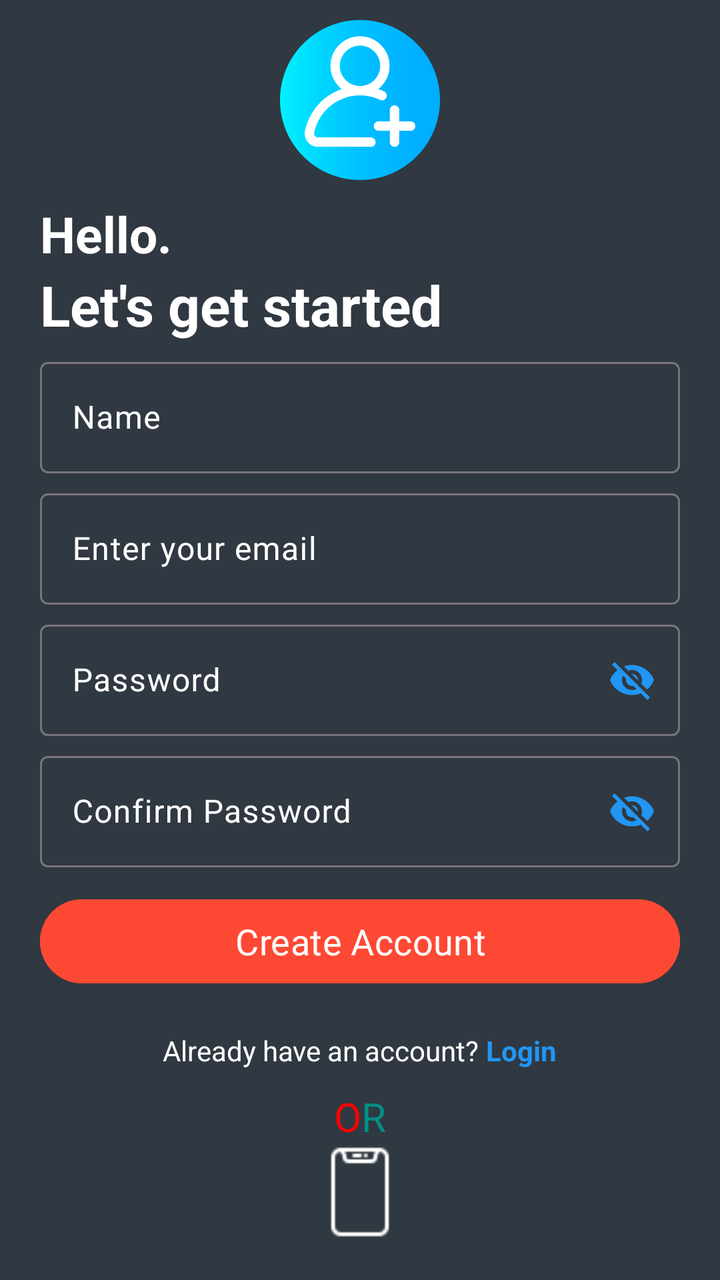
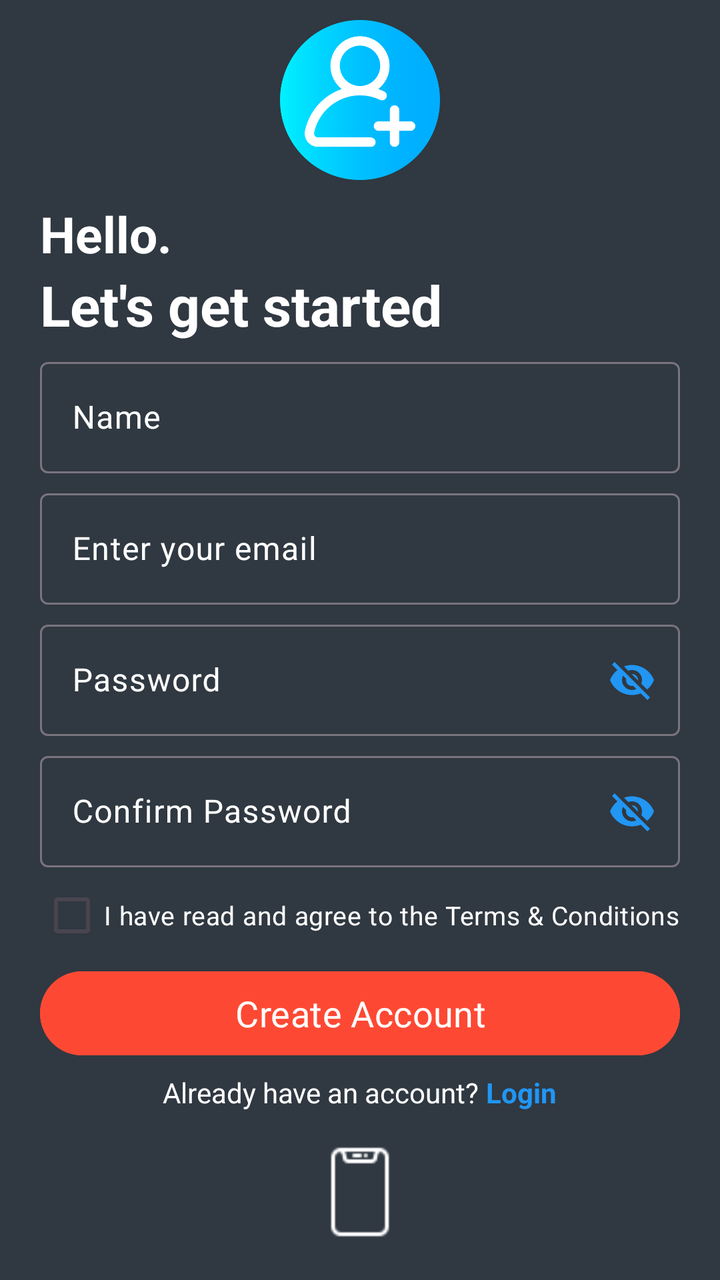

Before-and-after screenshots of an Android layout around one commit, followed by the original layout XML and the change that was made.
<!-- AndroidManifest.xml: application theme Theme.LifePluse -->
<!-- res/layout/activity_sign_up.xml -->
<?xml version="1.0" encoding="utf-8"?>
<RelativeLayout xmlns:android="http://schemas.android.com/apk/res/android"
    xmlns:app="http://schemas.android.com/apk/res-auto"
    xmlns:tools="http://schemas.android.com/tools"
    android:layout_width="match_parent"
    android:layout_height="match_parent"
    android:background="@color/singinsignup_bg"
    tools:context=".activity.SignUp">


    <ImageView
        android:id="@+id/sign_up_icon"
        android:layout_width="80dp"
        android:layout_height="80dp"
        android:layout_centerHorizontal="true"
        android:layout_marginVertical="10dp"
        android:src="@drawable/sign_up" />

    <LinearLayout
        android:id="@+id/hello_text"
        android:layout_width="match_parent"
        android:layout_height="wrap_content"
        android:layout_below="@id/sign_up_icon"
        android:layout_marginLeft="20dp"
        android:layout_marginRight="20dp"
        android:orientation="vertical">

        <TextView
            android:layout_width="match_parent"
            android:layout_height="wrap_content"
            android:text="Hello."
            android:textColor="@color/white"
            android:textSize="25sp"
            android:textStyle="bold" />

        <TextView
            android:layout_width="match_parent"
            android:layout_height="wrap_content"
            android:text="Let's get started"
            android:textColor="@color/white"
            android:textSize="28sp"
            android:textStyle="bold" />

    </LinearLayout>

    <LinearLayout
        android:id="@+id/form_layout"
        android:layout_width="match_parent"
        android:layout_height="wrap_content"
        android:layout_below="@id/hello_text"
        android:layout_marginLeft="20dp"
        android:layout_marginRight="20dp"
        android:orientation="vertical">


        <com.google.android.material.textfield.TextInputLayout
            android:id="@+id/nameinputlayoutId"
            android:layout_width="match_parent"
            android:layout_height="wrap_content"
            android:elevation="20dp"
            android:hint="Name"
            android:textColorHint="@color/white"
            app:hintTextAppearance="@style/TextAppearance.AppCompat.Large">

            <com.google.android.material.textfield.TextInputEditText
                android:id="@+id/nameEd"
                android:layout_width="match_parent"
                android:layout_height="wrap_content"
                android:inputType="textPersonName"
                android:textColor="@color/white" />


        </com.google.android.material.textfield.TextInputLayout>


        <com.google.android.material.textfield.TextInputLayout
            android:id="@+id/emailinputlayoutId"
            android:layout_width="match_parent"
            android:layout_height="wrap_content"
            android:elevation="20dp"
            android:hint="Enter your email"
            android:textColorHint="@color/white"
            app:hintTextAppearance="@style/TextAppearance.AppCompat.Large">

            <com.google.android.material.textfield.TextInputEditText
                android:id="@+id/emailEd"
                android:layout_width="match_parent"
                android:layout_height="wrap_content"
                android:inputType="textPersonName"
                android:textColor="@color/white" />


        </com.google.android.material.textfield.TextInputLayout>


        <com.google.android.material.textfield.TextInputLayout
            android:id="@+id/passwordinputlayoutId"
            android:layout_width="match_parent"
            android:layout_height="wrap_content"
            android:elevation="20dp"
            android:hint="Password"
            android:textColorHint="@color/white"
            app:hintTextAppearance="@style/TextAppearance.AppCompat.Large"
            app:passwordToggleEnabled="true"
            app:passwordToggleTint="@color/colorPrimary">

            <com.google.android.material.textfield.TextInputEditText
                android:id="@+id/passwordEd"
                android:layout_width="match_parent"
                android:layout_height="wrap_content"
                android:inputType="textPersonName"
                android:textColor="@color/white" />


        </com.google.android.material.textfield.TextInputLayout>


        <com.google.android.material.textfield.TextInputLayout
            android:id="@+id/confirm_passwordinputlayoutId"
            android:layout_width="match_parent"
            android:layout_height="wrap_content"
            android:elevation="20dp"
            android:hint="Confirm Password"
            android:textColorHint="@color/white"
            app:hintTextAppearance="@style/TextAppearance.AppCompat.Large"
            app:passwordToggleEnabled="true"
            app:passwordToggleTint="@color/colorPrimary">

            <com.google.android.material.textfield.TextInputEditText
                android:id="@+id/confirempasswordEd"
                android:layout_width="match_parent"
                android:layout_height="wrap_content"
                android:inputType="textPersonName"
                android:textColor="@color/white" />


        </com.google.android.material.textfield.TextInputLayout>


        <com.google.android.material.button.MaterialButton
            android:id="@+id/create_account_btn"
            android:layout_width="match_parent"
            android:layout_height="50dp"
            android:layout_marginTop="12dp"
            android:backgroundTint="@color/blood_splashbg"
            android:fontFamily="@font/aclonica"
            android:text="Create Account"
            android:textColor="@color/white"
            android:textSize="18sp" />

        <ProgressBar
            android:id="@+id/progress_bar"
            android:layout_width="24dp"
            android:layout_height="64dp"
            android:layout_gravity="center"
            android:layout_marginTop="12dp"
            android:visibility="gone" />


    </LinearLayout>


    <LinearLayout
        android:id="@+id/createaccount_txt"
        android:layout_width="match_parent"
        android:layout_height="wrap_content"
        android:layout_below="@id/form_layout"
        android:layout_marginTop="20dp"
        android:gravity="center"
        android:orientation="horizontal">

        <TextView
            android:layout_width="wrap_content"
            android:layout_height="wrap_content"
            android:text="Already have an account? "
            android:textColor="@color/white" />

        <TextView
            android:id="@+id/login_text_view_btn"
            android:layout_width="wrap_content"
            android:layout_height="wrap_content"
            android:text="Login"
            android:textColor="@color/colorPrimary"
            android:textStyle="bold" />

    </LinearLayout>

    <LinearLayout
        android:layout_width="match_parent"
        android:layout_height="wrap_content"
        android:layout_below="@id/createaccount_txt"
        android:layout_marginTop="10dp"
        android:gravity="center_horizontal"
        android:layout_marginBottom="8dp"
        android:orientation="horizontal">


        <TextView
            android:layout_width="wrap_content"
            android:layout_height="wrap_content"
            android:fontFamily="@font/aclonica"
            android:text="O"
            android:textColor="@color/red"
            android:textSize="20sp" />

        <TextView
            android:layout_width="wrap_content"
            android:layout_height="wrap_content"
            android:fontFamily="@font/aclonica"
            android:text="R"
            android:textColor="@color/status_bar"
            android:textSize="20sp" />


    </LinearLayout>

    <LinearLayout
        android:id="@+id/socialicons"
        android:layout_width="match_parent"
        android:layout_height="wrap_content"
        android:layout_alignParentBottom="true"
        android:gravity="center">


        <ImageView
            android:layout_width="48dp"
            android:layout_height="48dp"
            android:layout_margin="20dp"
            android:src="@drawable/google"
            android:visibility="invisible" />

        <ImageView
            android:id="@+id/phone_signup_btn"
            android:layout_width="48dp"
            android:layout_height="48dp"
            android:layout_margin="20dp"
            app:tint="@color/white"
            android:src="@drawable/mobile_icon" />

        <ImageView
            android:layout_width="48dp"
            android:layout_height="48dp"
            android:layout_margin="20dp"
            android:src="@drawable/twitter"
            android:visibility="invisible" />

    </LinearLayout>


</RelativeLayout>
<!-- resources referenced by this layout -->
<resources>
  <color name="blood_splashbg">#FD4934</color>
  <color name="colorPrimary">#2196F3</color>
  <color name="red">#FF0000</color>
  <color name="singinsignup_bg">#303841</color>
  <color name="status_bar">#018E85</color>
  <color name="white">#FFFFFFFF</color>
  <!-- drawable google: png bitmap (drawable, 14737 bytes) -->
  <!-- drawable mobile_icon: png bitmap (drawable, 431 bytes) -->
  <!-- drawable sign_up: png bitmap (drawable, 23205 bytes) -->
  <!-- drawable twitter: png bitmap (drawable, 12818 bytes) -->
  <style name="Theme.LifePluse" parent="Base.Theme.LifePluse" />
  <style name="Base.Theme.LifePluse" parent="Theme.Material3.DayNight.NoActionBar">
          
  
          <item name="android:windowIsTranslucent">true</item>
  
          <item name="colorPrimary">@color/status_bar</item>
      </style>
</resources>

<!-- the commit's change to res/layout/activity_sign_up.xml (unified diff, before → after) -->
@@ -137,11 +137,18 @@
         </com.google.android.material.textfield.TextInputLayout>
 
 
+        <CheckBox
+            android:id="@+id/termconditionCheckboxId"
+            android:layout_width="match_parent"
+            android:layout_height="wrap_content"
+            android:text="@string/checkbox_singintext"
+            android:textColor="@color/white"
+            android:textSize="13sp" />
+
         <com.google.android.material.button.MaterialButton
             android:id="@+id/create_account_btn"
             android:layout_width="match_parent"
             android:layout_height="50dp"
-            android:layout_marginTop="12dp"
             android:backgroundTint="@color/blood_splashbg"
             android:fontFamily="@font/aclonica"
             android:text="Create Account"
@@ -165,7 +172,7 @@
         android:layout_width="match_parent"
         android:layout_height="wrap_content"
         android:layout_below="@id/form_layout"
-        android:layout_marginTop="20dp"
+        android:layout_marginTop="5dp"
         android:gravity="center"
         android:orientation="horizontal">
 
@@ -185,34 +192,6 @@
 
     </LinearLayout>
 
-    <LinearLayout
-        android:layout_width="match_parent"
-        android:layout_height="wrap_content"
-        android:layout_below="@id/createaccount_txt"
-        android:layout_marginTop="10dp"
-        android:gravity="center_horizontal"
-        android:layout_marginBottom="8dp"
-        android:orientation="horizontal">
-
-
-        <TextView
-            android:layout_width="wrap_content"
-            android:layout_height="wrap_content"
-            android:fontFamily="@font/aclonica"
-            android:text="O"
-            android:textColor="@color/red"
-            android:textSize="20sp" />
-
-        <TextView
-            android:layout_width="wrap_content"
-            android:layout_height="wrap_content"
-            android:fontFamily="@font/aclonica"
-            android:text="R"
-            android:textColor="@color/status_bar"
-            android:textSize="20sp" />
-
-
-    </LinearLayout>
 
     <LinearLayout
         android:id="@+id/socialicons"
<!-- resource entries referenced after the edit -->
@@ -2,7 +2,6 @@
 <resources>
   <color name="blood_splashbg">#FD4934</color>
   <color name="colorPrimary">#2196F3</color>
-  <color name="red">#FF0000</color>
   <color name="singinsignup_bg">#303841</color>
   <color name="status_bar">#018E85</color>
   <color name="white">#FFFFFFFF</color>
@@ -10,6 +9,7 @@
   <!-- drawable mobile_icon: png bitmap (drawable, 431 bytes) -->
   <!-- drawable sign_up: png bitmap (drawable, 23205 bytes) -->
   <!-- drawable twitter: png bitmap (drawable, 12818 bytes) -->
+  <string name="checkbox_singintext">I have read and agree to the Terms &amp; Conditions</string>
   <style name="Theme.LifePluse" parent="Base.Theme.LifePluse" />
   <style name="Base.Theme.LifePluse" parent="Theme.Material3.DayNight.NoActionBar">
           
